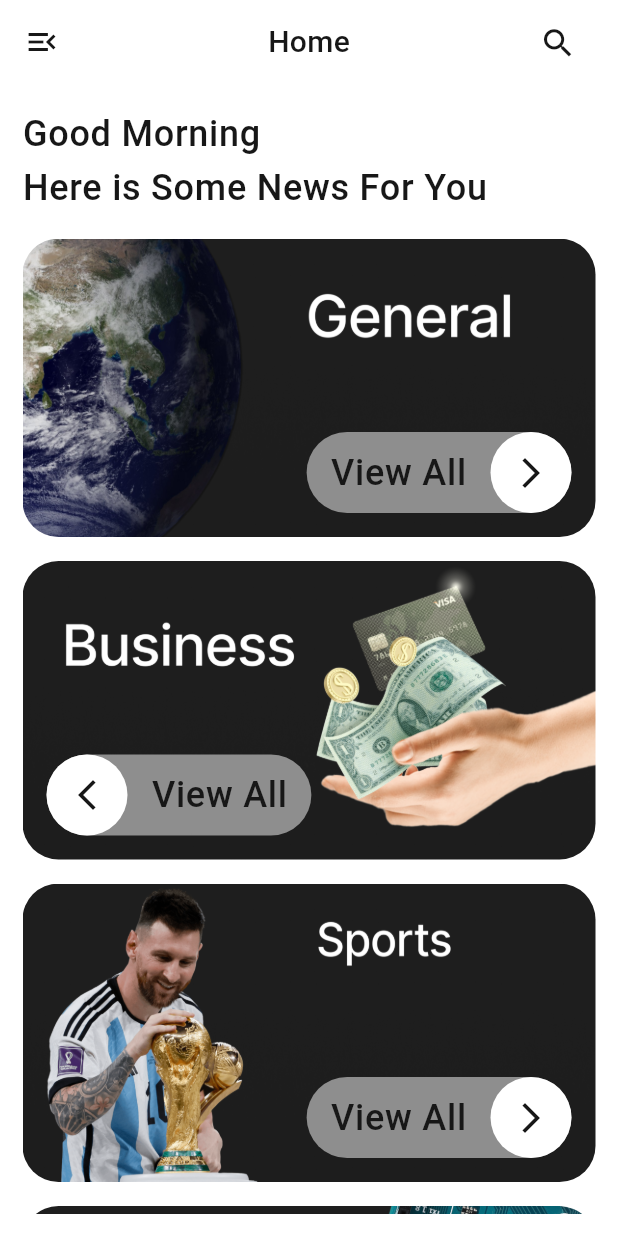
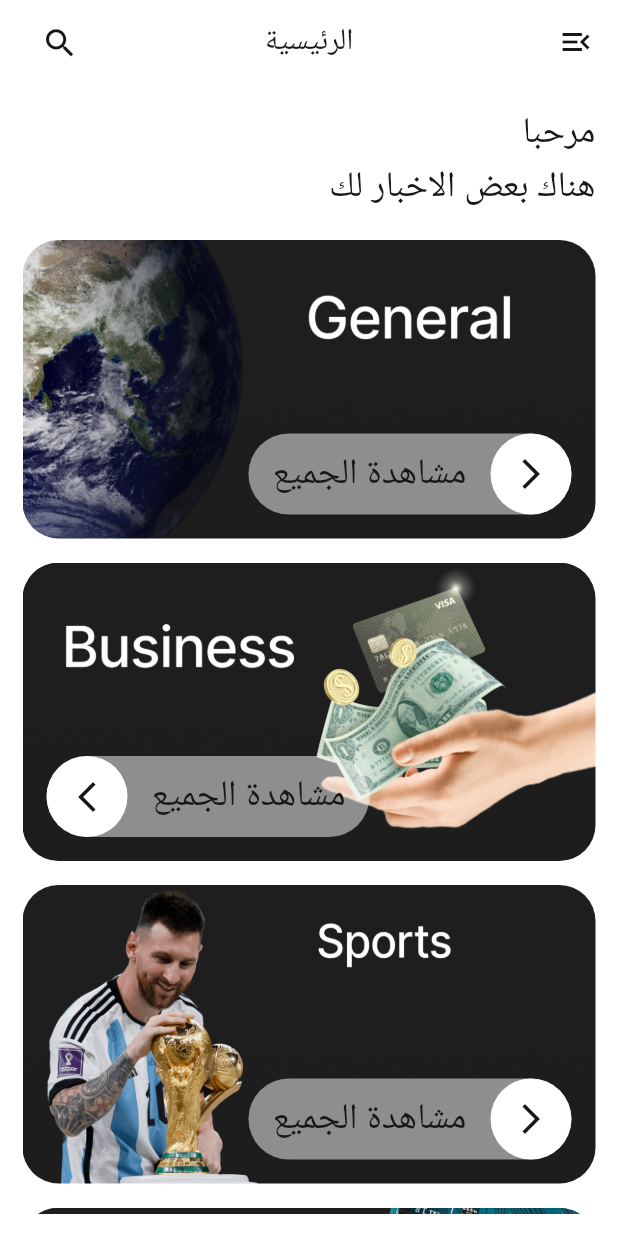
Before and after one commit to Ibrram/news_app_task, a Flutter app: the screen it shows after launch, on a phone screen of 412 x 824 dp. Run offline on Flutter 3.47's test engine with Material 3 defaults, Android fonts, the phone set to English and light mode, and no system bars.

Commit message:
Preparing for Translations and translate some texts

````diff
--- /dev/null
+++ b/l10n.yaml
@@ -0,0 +1,3 @@
+arb-dir: lib/l10n
+template-arb-file: app_en.arb
+output-localization-file: app_localizations.dart
--- /dev/null
+++ b/lib/l10n/app_ar.arb
@@ -0,0 +1,5 @@
+{
+  "home": "الرئيسية",
+  "welcoming_home": "مرحبا\nهناك بعض الاخبار لك",
+  "view_all": "مشاهدة الجميع"
+}
--- /dev/null
+++ b/lib/l10n/app_en.arb
@@ -0,0 +1,5 @@
+{
+  "home": "Home",
+  "welcoming_home": "Good Morning\nHere is Some News For You",
+  "view_all": "View All"
+}
--- /dev/null
+++ b/lib/l10n/app_localizations.dart
@@ -0,0 +1,152 @@
+import 'dart:async';
+
+import 'package:flutter/foundation.dart';
+import 'package:flutter/widgets.dart';
+import 'package:flutter_localizations/flutter_localizations.dart';
+import 'package:intl/intl.dart' as intl;
+
+import 'app_localizations_ar.dart';
+import 'app_localizations_en.dart';
+
+// ignore_for_file: type=lint
+
+/// Callers can lookup localized strings with an instance of AppLocalizations
+/// returned by `AppLocalizations.of(context)`.
+///
+/// Applications need to include `AppLocalizations.delegate()` in their app's
+/// `localizationDelegates` list, and the locales they support in the app's
+/// `supportedLocales` list. For example:
+///
+/// ```dart
+/// import 'l10n/app_localizations.dart';
+///
+/// return MaterialApp(
+///   localizationsDelegates: AppLocalizations.localizationsDelegates,
+///   supportedLocales: AppLocalizations.supportedLocales,
+///   home: MyApplicationHome(),
+/// );
+/// ```
+///
+/// ## Update pubspec.yaml
+///
+/// Please make sure to update your pubspec.yaml to include the following
+/// packages:
+///
+/// ```yaml
+/// dependencies:
+///   # Internationalization support.
+///   flutter_localizations:
+///     sdk: flutter
+///   intl: any # Use the pinned version from flutter_localizations
+///
+///   # Rest of dependencies
+/// ```
+///
+/// ## iOS Applications
+///
+/// iOS applications define key application metadata, including supported
+/// locales, in an Info.plist file that is built into the application bundle.
+/// To configure the locales supported by your app, you’ll need to edit this
+/// file.
+///
+/// First, open your project’s ios/Runner.xcworkspace Xcode workspace file.
+/// Then, in the Project Navigator, open the Info.plist file under the Runner
+/// project’s Runner folder.
+///
+/// Next, select the Information Property List item, select Add Item from the
+/// Editor menu, then select Localizations from the pop-up menu.
+///
+/// Select and expand the newly-created Localizations item then, for each
+/// locale your application supports, add a new item and select the locale
+/// you wish to add from the pop-up menu in the Value field. This list should
+/// be consistent with the languages listed in the AppLocalizations.supportedLocales
+/// property.
+abstract class AppLocalizations {
+  AppLocalizations(String locale)
+    : localeName = intl.Intl.canonicalizedLocale(locale.toString());
+
+  final String localeName;
+
+  static AppLocalizations? of(BuildContext context) {
+    return Localizations.of<AppLocalizations>(context, AppLocalizations);
+  }
+
+  static const LocalizationsDelegate<AppLocalizations> delegate =
+      _AppLocalizationsDelegate();
+
+  /// A list of this localizations delegate along with the default localizations
+  /// delegates.
+  ///
+  /// Returns a list of localizations delegates containing this delegate along with
+  /// GlobalMaterialLocalizations.delegate, GlobalCupertinoLocalizations.delegate,
+  /// and GlobalWidgetsLocalizations.delegate.
+  ///
+  /// Additional delegates can be added by appending to this list in
+  /// MaterialApp. This list does not have to be used at all if a custom list
+  /// of delegates is preferred or required.
+  static const List<LocalizationsDelegate<dynamic>> localizationsDelegates =
+      <LocalizationsDelegate<dynamic>>[
+        delegate,
+        GlobalMaterialLocalizations.delegate,
+        GlobalCupertinoLocalizations.delegate,
+        GlobalWidgetsLocalizations.delegate,
+      ];
+
+  /// A list of this localizations delegate's supported locales.
+  static const List<Locale> supportedLocales = <Locale>[
+    Locale('ar'),
+    Locale('en'),
+  ];
+
+  /// No description provided for @home.
+  ///
+  /// In en, this message translates to:
+  /// **'Home'**
+  String get home;
+
+  /// No description provided for @welcoming_home.
+  ///
+  /// In en, this message translates to:
+  /// **'Good Morning\nHere is Some News For You'**
+  String get welcoming_home;
+
+  /// No description provided for @view_all.
+  ///
+  /// In en, this message translates to:
+  /// **'View All'**
+  String get view_all;
+}
+
+class _AppLocalizationsDelegate
+    extends LocalizationsDelegate<AppLocalizations> {
+  const _AppLocalizationsDelegate();
+
+  @override
+  Future<AppLocalizations> load(Locale locale) {
+    return SynchronousFuture<AppLocalizations>(lookupAppLocalizations(locale));
+  }
+
+  @override
+  bool isSupported(Locale locale) =>
+      <String>['ar', 'en'].contains(locale.languageCode);
+
+  @override
+  bool shouldReload(_AppLocalizationsDelegate old) => false;
+}
+
+AppLocalizations lookupAppLocalizations(Locale locale) {
+  // Lookup logic when only language code is specified.
+  switch (locale.languageCode) {
+    case 'ar':
+      return AppLocalizationsAr();
+    case 'en':
+      return AppLocalizationsEn();
+  }
+
+  throw FlutterError(
+    'AppLocalizations.delegate failed to load unsupported locale "$locale". This is likely '
+    'an issue with the localizations generation tool. Please file an issue '
+    'on GitHub with a reproducible sample app and the gen-l10n configuration '
+    'that was used.',
+  );
+}
--- /dev/null
+++ b/lib/l10n/app_localizations_ar.dart
@@ -0,0 +1,19 @@
+// ignore: unused_import
+import 'package:intl/intl.dart' as intl;
+import 'app_localizations.dart';
+
+// ignore_for_file: type=lint
+
+/// The translations for Arabic (`ar`).
+class AppLocalizationsAr extends AppLocalizations {
+  AppLocalizationsAr([String locale = 'ar']) : super(locale);
+
+  @override
+  String get home => 'الرئيسية';
+
+  @override
+  String get welcoming_home => 'مرحبا\nهناك بعض الاخبار لك';
+
+  @override
+  String get view_all => 'مشاهدة الجميع';
+}
--- /dev/null
+++ b/lib/l10n/app_localizations_en.dart
@@ -0,0 +1,19 @@
+// ignore: unused_import
+import 'package:intl/intl.dart' as intl;
+import 'app_localizations.dart';
+
+// ignore_for_file: type=lint
+
+/// The translations for English (`en`).
+class AppLocalizationsEn extends AppLocalizations {
+  AppLocalizationsEn([String locale = 'en']) : super(locale);
+
+  @override
+  String get home => 'Home';
+
+  @override
+  String get welcoming_home => 'Good Morning\nHere is Some News For You';
+
+  @override
+  String get view_all => 'View All';
+}
--- a/lib/main.dart
+++ b/lib/main.dart
@@ -2,6 +2,8 @@ import 'package:flutter/material.dart';
 import 'package:news_app_task/core/routes/app_routes.dart';
 import 'package:news_app_task/core/routes/routes_name.dart';
 import 'package:news_app_task/core/theme_manager/app_theme_manager.dart';
+
+import 'l10n/app_localizations.dart';
 
 void main() {
   runApp(const MainApp());
@@ -17,6 +19,9 @@ class MainApp extends StatelessWidget {
       themeMode: ThemeMode.light,
       initialRoute: RoutesName.splash,
       onGenerateRoute: AppRoutes.onGenerateRoutes,
+      localizationsDelegates: AppLocalizations.localizationsDelegates,
+      supportedLocales: AppLocalizations.supportedLocales,
+      locale: const Locale('ar'),
     );
   }
 }
--- a/lib/modules/home/home_screen.dart
+++ b/lib/modules/home/home_screen.dart
@@ -4,9 +4,10 @@ import 'package:news_app_task/core/routes/routes_name.dart';
 import 'package:news_app_task/core/theme_manager/colors_palette.dart';
 import 'package:news_app_task/drawer/advanced_drawer.dart';
 import 'package:news_app_task/drawer/advanced_drawer_controller.dart';
-import 'package:news_app_task/modules/home/widgets/drawer_widget.dart';
+import 'package:news_app_task/l10n/app_localizations.dart';
 import 'package:news_app_task/modules/home/pages/home_list_categories_widget.dart';
 import 'package:news_app_task/modules/home/pages/home_list_news_widget.dart';
+import 'package:news_app_task/modules/home/widgets/drawer_widget.dart';
 
 class HomeScreen extends StatefulWidget {
   const HomeScreen({super.key});
@@ -58,6 +59,8 @@ class _HomeScreenState extends State<HomeScreen> {
   final _advancedDrawerController = AdvancedDrawerController();
   @override
   Widget build(BuildContext context) {
+    AppLocalizations lang = AppLocalizations.of(context)!;
+    String currentLocale = Localizations.localeOf(context).languageCode;
     var theme = Theme.of(context);
     return AdvancedDrawer(
       backdrop: Container(
@@ -79,7 +82,7 @@ class _HomeScreenState extends State<HomeScreen> {
       animationCurve: Curves.easeIn,
       animationDuration: const Duration(milliseconds: 300),
       animateChildDecoration: true,
-      rtlOpening: false,
+      rtlOpening: currentLocale == "ar" ? true : false,
       disabledGestures: false,
       childDecoration: const BoxDecoration(
         // NOTICE: Uncomment if you want to add shadow behind the page.
@@ -105,7 +108,7 @@ class _HomeScreenState extends State<HomeScreen> {
       child: Scaffold(
         appBar: AppBar(
           title: Text(
-            selectedCategory ?? 'Home',
+            selectedCategory ?? lang.home,
             style: theme.textTheme.bodyMedium,
           ),
           leading: IconButton(
--- a/lib/modules/home/pages/home_list_categories_widget.dart
+++ b/lib/modules/home/pages/home_list_categories_widget.dart
@@ -1,4 +1,5 @@
 import 'package:flutter/material.dart';
+import 'package:news_app_task/l10n/app_localizations.dart';
 import 'package:news_app_task/modules/home/widgets/category_card_widget.dart';
 
 class HomeListCategoriesWidget extends StatelessWidget {
@@ -13,14 +14,12 @@ class HomeListCategoriesWidget extends StatelessWidget {
   @override
   Widget build(BuildContext context) {
     var theme = Theme.of(context);
+    AppLocalizations lang = AppLocalizations.of(context)!;
     return Column(
       spacing: 16,
       crossAxisAlignment: CrossAxisAlignment.stretch,
       children: [
-        Text(
-          'Good Morning\nHere is Some News For You',
-          style: theme.textTheme.bodyLarge,
-        ),
+        Text(lang.welcoming_home, style: theme.textTheme.bodyLarge),
         ListView.separated(
           physics: const NeverScrollableScrollPhysics(),
           shrinkWrap: true,
--- a/lib/modules/home/widgets/category_card_widget.dart
+++ b/lib/modules/home/widgets/category_card_widget.dart
@@ -1,5 +1,6 @@
 import 'package:flutter/material.dart';
 import 'package:news_app_task/core/theme_manager/colors_palette.dart';
+import 'package:news_app_task/l10n/app_localizations.dart';
 
 class CategoryCardWidget extends StatelessWidget {
   final Map<String, dynamic> category;
@@ -15,6 +16,7 @@ class CategoryCardWidget extends StatelessWidget {
   @override
   Widget build(BuildContext context) {
     var theme = Theme.of(context);
+    AppLocalizations lang = AppLocalizations.of(context)!;
     return ClipRRect(
       borderRadius: BorderRadius.circular(24),
       child: Container(
@@ -48,7 +50,10 @@ class CategoryCardWidget extends StatelessWidget {
                       vertical: 9,
                       horizontal: 16,
                     ),
-                    child: Text('View All', style: theme.textTheme.bodyLarge),
+                    child: Text(
+                      lang.view_all,
+                      style: theme.textTheme.bodyLarge,
+                    ),
                   ),
                   AspectRatio(
                     aspectRatio: 1,
--- a/pubspec.yaml
+++ b/pubspec.yaml
@@ -9,7 +9,10 @@ environment:
 dependencies:
   flutter:
     sdk: flutter
+  flutter_localizations:
+    sdk: flutter
   http: ^1.5.0
+  intl: any
   url_launcher: ^6.3.2
 
 dev_dependencies:
@@ -19,6 +22,7 @@ dev_dependencies:
 
 flutter:
   uses-material-design: true
+  generate: true
   assets:
     - assets/images/
     - assets/images/light/
````
Also changed, not shown: pubspec.lock.
